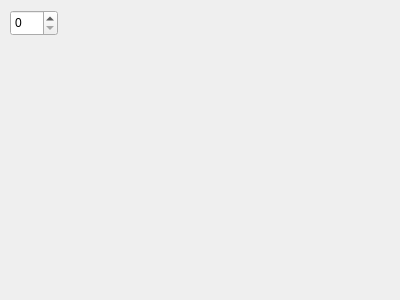
First picture: the form in controlwidget.ui, repository TTeun/grad, before the edit.
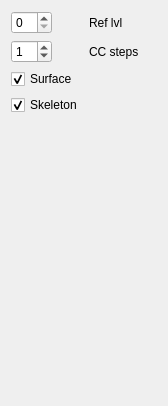
Second picture: the form after the edit.

Patch:
```diff
--- a/controlwidget.ui
+++ b/controlwidget.ui
@@ -6,23 +6,65 @@
    <rect>
     <x>0</x>
     <y>0</y>
-    <width>400</width>
-    <height>300</height>
+    <width>168</width>
+    <height>406</height>
    </rect>
   </property>
+  <property name="sizePolicy">
+   <sizepolicy hsizetype="Maximum" vsizetype="Maximum">
+    <horstretch>0</horstretch>
+    <verstretch>0</verstretch>
+   </sizepolicy>
+  </property>
   <property name="windowTitle">
    <string>Form</string>
   </property>
-  <widget class="QSpinBox" name="meshIndexSpinBox">
-   <property name="geometry">
-    <rect>
-     <x>10</x>
-     <y>10</y>
-     <width>48</width>
-     <height>26</height>
-    </rect>
-   </property>
-  </widget>
+  <layout class="QFormLayout" name="formLayout">
+   <item row="0" column="0">
+    <widget class="QSpinBox" name="meshIndexSpinBox"/>
+   </item>
+   <item row="0" column="1">
+    <widget class="QLabel" name="label">
+     <property name="text">
+      <string>Ref lvl</string>
+     </property>
+    </widget>
+   </item>
+   <item row="1" column="0">
+    <widget class="QSpinBox" name="ccLevelSpinbox">
+     <property name="value">
+      <number>1</number>
+     </property>
+    </widget>
+   </item>
+   <item row="1" column="1">
+    <widget class="QLabel" name="label_2">
+     <property name="text">
+      <string>CC steps</string>
+     </property>
+    </widget>
+   </item>
+   <item row="2" column="0">
+    <widget class="QCheckBox" name="showSurfaceCheckBox">
+     <property name="text">
+      <string>Surface</string>
+     </property>
+     <property name="checked">
+      <bool>true</bool>
+     </property>
+    </widget>
+   </item>
+   <item row="3" column="0">
+    <widget class="QCheckBox" name="showSkeletonCheckBox">
+     <property name="text">
+      <string>Skeleton</string>
+     </property>
+     <property name="checked">
+      <bool>true</bool>
+     </property>
+    </widget>
+   </item>
+  </layout>
  </widget>
  <resources/>
  <connections/>
```
